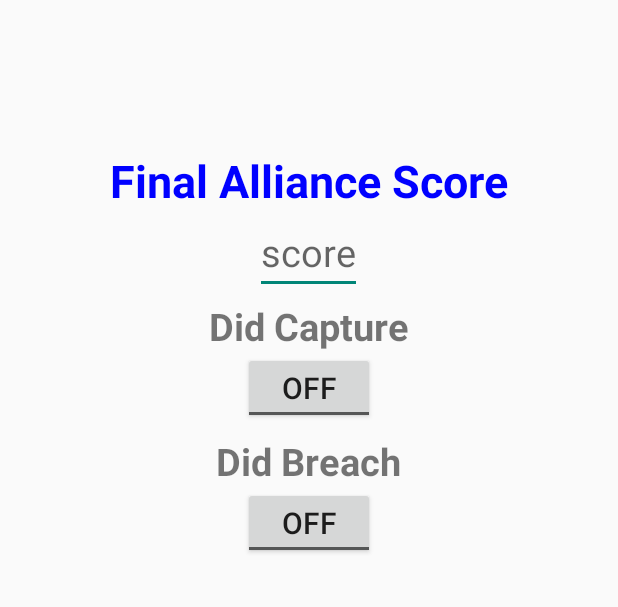
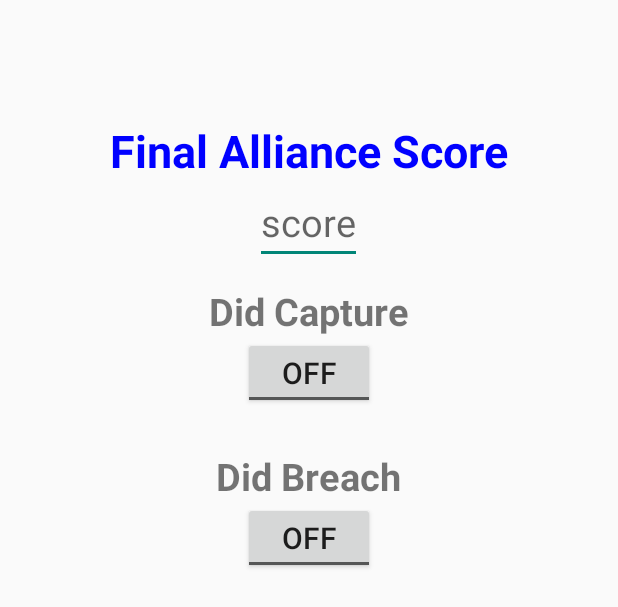
Before and after one commit to frc1678/super-2016, an Android app: the layout finaldatapoints.xml on its own in the app's theme, with its tools: preview values and no code run, on a phone screen of 412 x 824 dp. Shown: the top 607 px of the screen. Run offline under Robolectric (Android 15) with nearby library versions, the phone set to English and light mode, and no system bars.

Commit message:
fixed ui

```diff
--- a/BlutoothSocketReceiver/app/src/main/res/layout/finaldatapoints.xml
+++ b/BlutoothSocketReceiver/app/src/main/res/layout/finaldatapoints.xml
@@ -13,7 +13,7 @@
         android:textSize="30sp"
         android:layout_alignParentTop="true"
         android:layout_centerHorizontal="true"
-        android:layout_marginTop="100dp"/>
+        android:layout_marginTop="80dp"/>
     <EditText
         android:layout_width="wrap_content"
         android:layout_height="wrap_content"
@@ -32,7 +32,7 @@
         android:textSize="25sp"
         android:layout_alignParentTop="true"
         android:layout_centerHorizontal="true"
-        android:layout_marginTop="200dp"/>
+        android:layout_marginTop="190dp"/>
     <ToggleButton
         android:layout_width="wrap_content"
         android:layout_height="wrap_content"
@@ -47,10 +47,10 @@
         android:layout_width="wrap_content"
         android:layout_height="wrap_content"
         android:text="Did Breach"
-        android:textSize="25dp"
+        android:textSize="25sp"
         android:textStyle="bold"
         android:layout_centerHorizontal="true"
-        android:layout_marginTop="290dp"/>
+        android:layout_marginTop="300dp"/>
     <ToggleButton
         android:id="@+id/didBreach"
         android:layout_width="wrap_content"
@@ -59,7 +59,7 @@
         android:layout_centerHorizontal="true"
         android:checked="false"
         android:text="Breach"
-        android:textSize="20dp"/>
+        android:textSize="20sp"/>
 
 
 </RelativeLayout>
```
